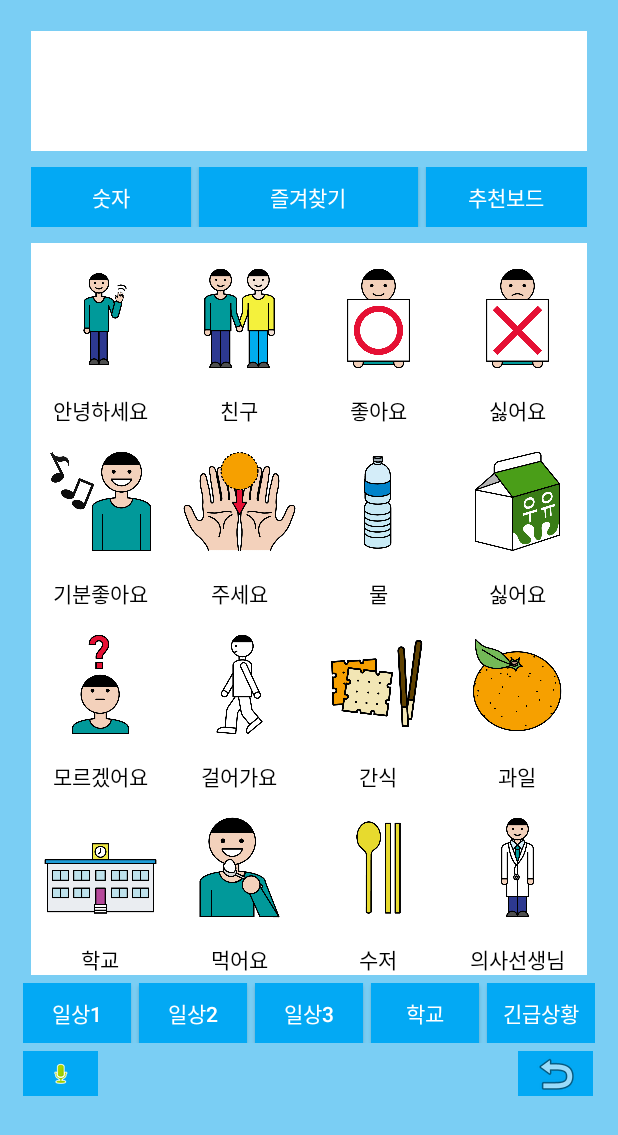
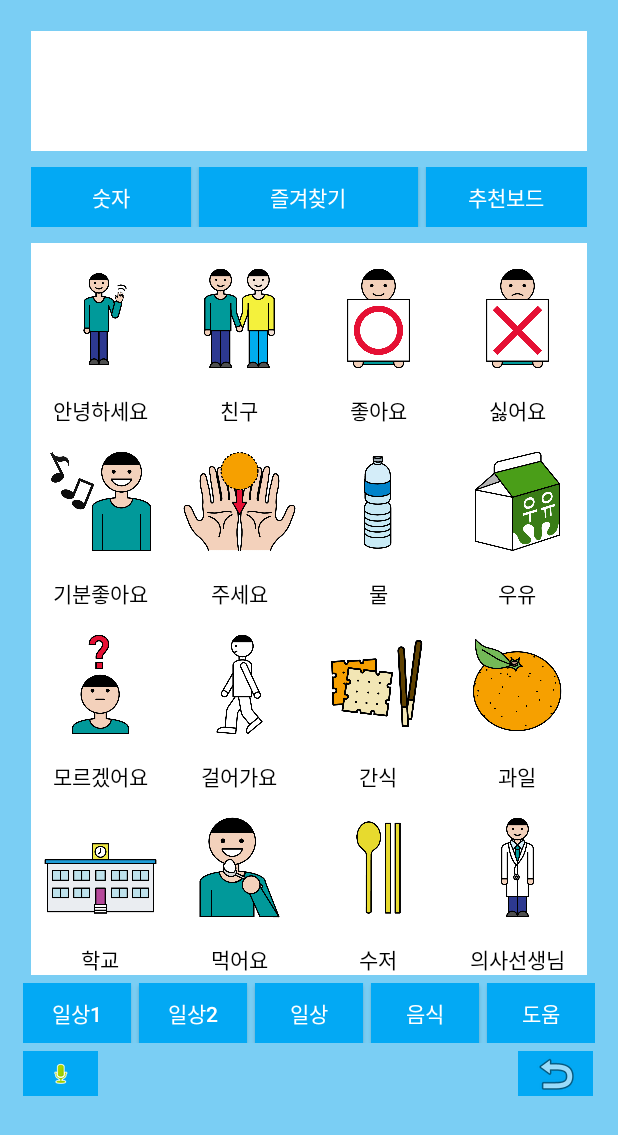
Before and after one commit to team4242/ProjectAAC, an Android app: the CommunicationPlate screen opened directly, with no data from a screen before it, on a phone screen of 412 x 824 dp. Shown: the top 1135 px of the screen. Run offline under Robolectric (Android 15) with nearby library versions, the phone set to English and light mode, and no system bars.

Commit message:
communicationplate_database update

```diff
--- a/app/src/main/res/layout/activity_communication_plate.xml
+++ b/app/src/main/res/layout/activity_communication_plate.xml
@@ -157,6 +157,7 @@
 
     <GridLayout
 
+        android:id="@+id/CpGridView"
         android:layout_width="match_parent"
         android:layout_height="wrap_content"
         android:layout_margin="5dp"
@@ -215,10 +216,10 @@
                     android:id="@+id/text2"
                     android:layout_width="match_parent"
                     android:layout_height="wrap_content"
+                    android:layout_gravity="center_horizontal"
                     android:text="친구"
                     android:textAlignment="center"
-                    android:textColor="#000000"
-                    android:layout_gravity="center_horizontal"></TextView>
+                    android:textColor="#000000"></TextView>
             </LinearLayout>
 
             <LinearLayout
@@ -240,10 +241,10 @@
                     android:id="@+id/text3"
                     android:layout_width="match_parent"
                     android:layout_height="match_parent"
+                    android:layout_gravity="center_horizontal"
                     android:text="좋아요"
                     android:textAlignment="center"
-                    android:textColor="#000000"
-                    android:layout_gravity="center_horizontal"></TextView>
+                    android:textColor="#000000"></TextView>
             </LinearLayout>
 
 
@@ -266,10 +267,10 @@
                     android:id="@+id/text4"
                     android:layout_width="match_parent"
                     android:layout_height="match_parent"
+                    android:layout_gravity="center_horizontal"
                     android:text="싫어요"
                     android:textAlignment="center"
-                    android:textColor="#000000"
-                    android:layout_gravity="center_horizontal"></TextView>
+                    android:textColor="#000000"></TextView>
             </LinearLayout>
         </LinearLayout>
 
@@ -322,10 +323,10 @@
                     android:id="@+id/text6"
                     android:layout_width="match_parent"
                     android:layout_height="wrap_content"
+                    android:layout_gravity="center_horizontal"
                     android:text="주세요"
                     android:textAlignment="center"
-                    android:textColor="#000000"
-                    android:layout_gravity="center_horizontal"></TextView>
+                    android:textColor="#000000"></TextView>
             </LinearLayout>
 
             <LinearLayout
@@ -347,10 +348,10 @@
                     android:id="@+id/text7"
                     android:layout_width="match_parent"
                     android:layout_height="match_parent"
+                    android:layout_gravity="center_horizontal"
                     android:text="물"
                     android:textAlignment="center"
-                    android:textColor="#000000"
-                    android:layout_gravity="center_horizontal"></TextView>
+                    android:textColor="#000000"></TextView>
             </LinearLayout>
 
 
@@ -373,10 +374,10 @@
                     android:id="@+id/text8"
                     android:layout_width="match_parent"
                     android:layout_height="match_parent"
-                    android:text="싫어요"
+                    android:layout_gravity="center_horizontal"
+                    android:text="우유"
                     android:textAlignment="center"
-                    android:textColor="#000000"
-                    android:layout_gravity="center_horizontal"></TextView>
+                    android:textColor="#000000"></TextView>
             </LinearLayout>
         </LinearLayout>
 
@@ -404,10 +405,10 @@
                     android:id="@+id/text9"
                     android:layout_width="match_parent"
                     android:layout_height="wrap_content"
+                    android:layout_gravity="center_horizontal"
                     android:text="모르겠어요"
                     android:textAlignment="center"
-                    android:textColor="#000000"
-                    android:layout_gravity="center_horizontal"></TextView>
+                    android:textColor="#000000"></TextView>
             </LinearLayout>
 
             <LinearLayout
@@ -429,10 +430,10 @@
                     android:id="@+id/text10"
                     android:layout_width="match_parent"
                     android:layout_height="wrap_content"
+                    android:layout_gravity="center_horizontal"
                     android:text="걸어가요"
                     android:textAlignment="center"
-                    android:textColor="#000000"
-                    android:layout_gravity="center_horizontal"></TextView>
+                    android:textColor="#000000"></TextView>
             </LinearLayout>
 
 
@@ -455,10 +456,10 @@
                     android:id="@+id/text11"
                     android:layout_width="match_parent"
                     android:layout_height="match_parent"
+                    android:layout_gravity="center_horizontal"
                     android:text="간식"
                     android:textAlignment="center"
-                    android:textColor="#000000"
-                    android:layout_gravity="center_horizontal"></TextView>
+                    android:textColor="#000000"></TextView>
             </LinearLayout>
 
             <LinearLayout
@@ -480,10 +481,10 @@
                     android:id="@+id/text12"
                     android:layout_width="match_parent"
                     android:layout_height="match_parent"
+                    android:layout_gravity="center_horizontal"
                     android:text="과일"
                     android:textAlignment="center"
-                    android:textColor="#000000"
-                    android:layout_gravity="center_horizontal"></TextView>
+                    android:textColor="#000000"></TextView>
             </LinearLayout>
         </LinearLayout>
 
@@ -511,10 +512,10 @@
                     android:id="@+id/text13"
                     android:layout_width="match_parent"
                     android:layout_height="wrap_content"
+                    android:layout_gravity="center_horizontal"
                     android:text="학교"
                     android:textAlignment="center"
-                    android:textColor="#000000"
-                    android:layout_gravity="center_horizontal"></TextView>
+                    android:textColor="#000000"></TextView>
             </LinearLayout>
 
             <LinearLayout
@@ -536,10 +537,10 @@
                     android:id="@+id/text14"
                     android:layout_width="match_parent"
                     android:layout_height="wrap_content"
+                    android:layout_gravity="center_horizontal"
                     android:text="먹어요"
                     android:textAlignment="center"
-                    android:textColor="#000000"
-                    android:layout_gravity="center_horizontal"></TextView>
+                    android:textColor="#000000"></TextView>
             </LinearLayout>
 
             <LinearLayout
@@ -561,10 +562,10 @@
                     android:id="@+id/text15"
                     android:layout_width="match_parent"
                     android:layout_height="match_parent"
+                    android:layout_gravity="center_horizontal"
                     android:text="수저"
                     android:textAlignment="center"
-                    android:textColor="#000000"
-                    android:layout_gravity="center_horizontal"></TextView>
+                    android:textColor="#000000"></TextView>
             </LinearLayout>
 
 
@@ -587,10 +588,10 @@
                     android:id="@+id/text16"
                     android:layout_width="match_parent"
                     android:layout_height="match_parent"
+                    android:layout_gravity="center_horizontal"
                     android:text="의사선생님"
                     android:textAlignment="center"
-                    android:textColor="#000000"
-                    android:layout_gravity="center_horizontal"></TextView>
+                    android:textColor="#000000"></TextView>
 
             </LinearLayout>
         </LinearLayout>
@@ -628,7 +629,7 @@
             android:layout_height="40dp"
             android:layout_weight="1"
             android:background="#03A9F4"
-            android:text="일상3" />
+            android:text="일상" />
 
         <Button
             android:id="@+id/btn_4"
@@ -640,7 +641,7 @@
             android:layout_marginRight="5dp"
             android:layout_weight="1"
             android:background="#03A9F4"
-            android:text="학교" />
+            android:text="음식" />
 
         <Button
             android:id="@+id/btn_5"
@@ -648,7 +649,7 @@
             android:layout_height="40dp"
             android:layout_weight="1"
             android:background="#03A9F4"
-            android:text="긴급상황" />
+            android:text="도움" />
 
     </LinearLayout>
 
```
Also changed, not shown: app/src/main/java/com/example/projectaac/CommunicationPlate.java (+209 -48 lines).
